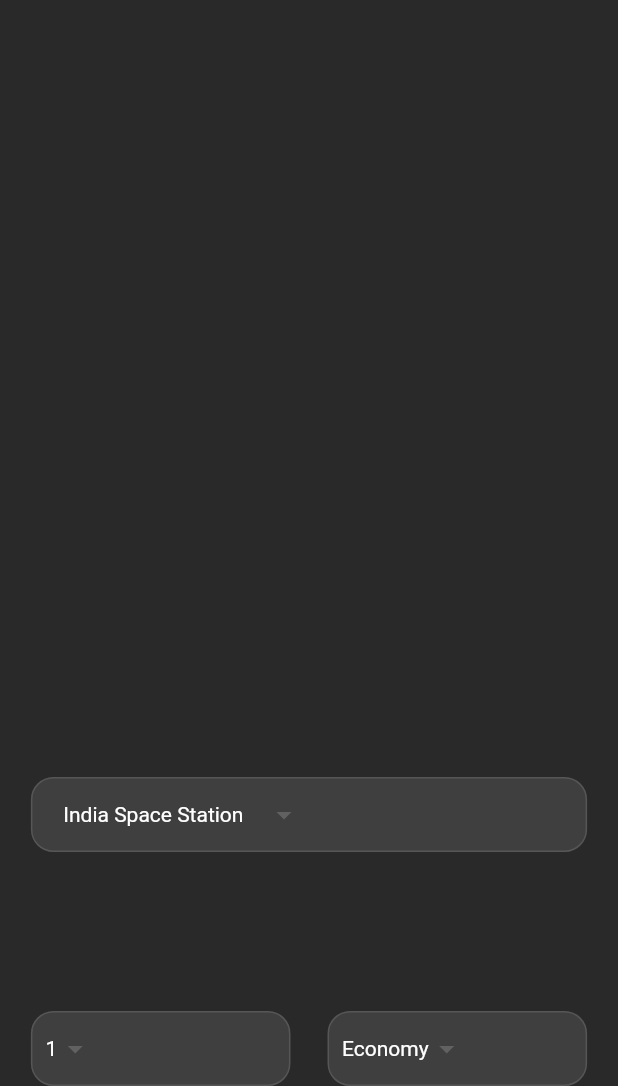
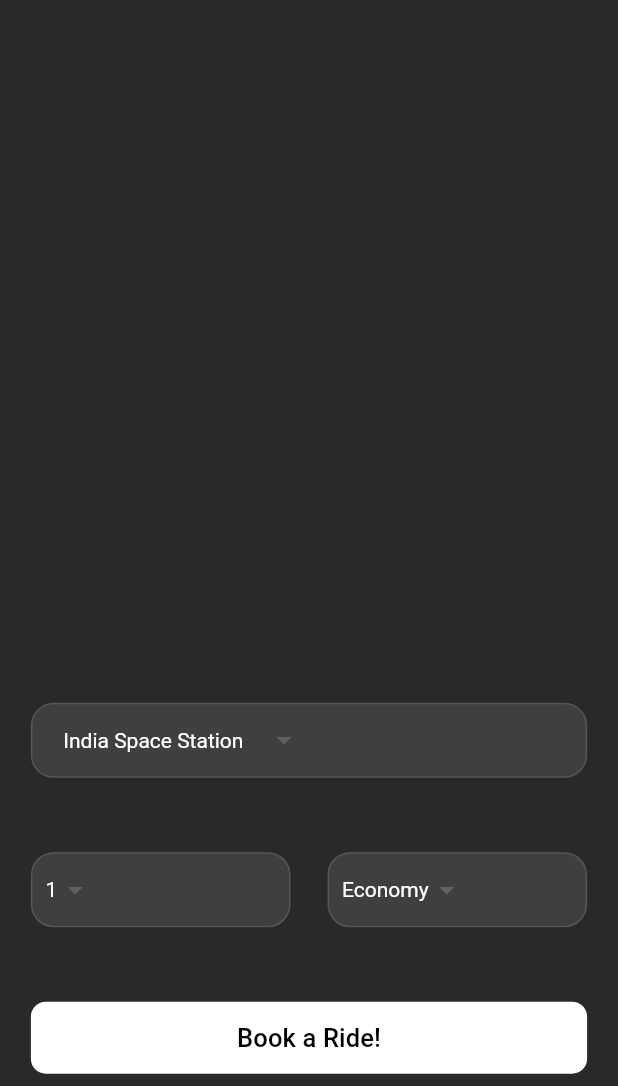
Before and after one commit to saksham-09-design/Go_Moon, a Flutter app: the screen it shows after launch, on a phone screen of 412 x 824 dp, the part 150-1236 px from its top. Run offline on Flutter 3.47's test engine with Material 3 defaults, Android fonts, the phone set to English and light mode, and no system bars.

Commit message:
Bottom Layer Complete

```diff
--- a/lib/Pages/home_page.dart
+++ b/lib/Pages/home_page.dart
@@ -65,7 +65,8 @@ class HomePage extends StatelessWidget {
 
   Widget _bookRide() {
     return Container(
-      height: _deviceHeight * 0.25,
+      margin: EdgeInsets.only(bottom: _deviceHeight * 0.01),
+      height: _deviceHeight * 0.30,
       child: Column(
         mainAxisAlignment: MainAxisAlignment.spaceBetween,
         mainAxisSize: MainAxisSize.max,
@@ -73,7 +74,28 @@ class HomePage extends StatelessWidget {
         children: [
           _stationDropdown(),
           _travellerInfo(),
+          _bookRideButton(),
         ],
+      ),
+    );
+  }
+
+  Widget _bookRideButton() {
+    return Container(
+      width: _deviceWidth * .90,
+      decoration: BoxDecoration(
+        color: Colors.white,
+        borderRadius: BorderRadius.circular(10),
+      ),
+      child: MaterialButton(
+        onPressed: () {},
+        child: const Text(
+          "Book a Ride!",
+          style: TextStyle(
+            color: Colors.black,
+            fontSize: 17,
+          ),
+        ),
       ),
     );
   }
```
